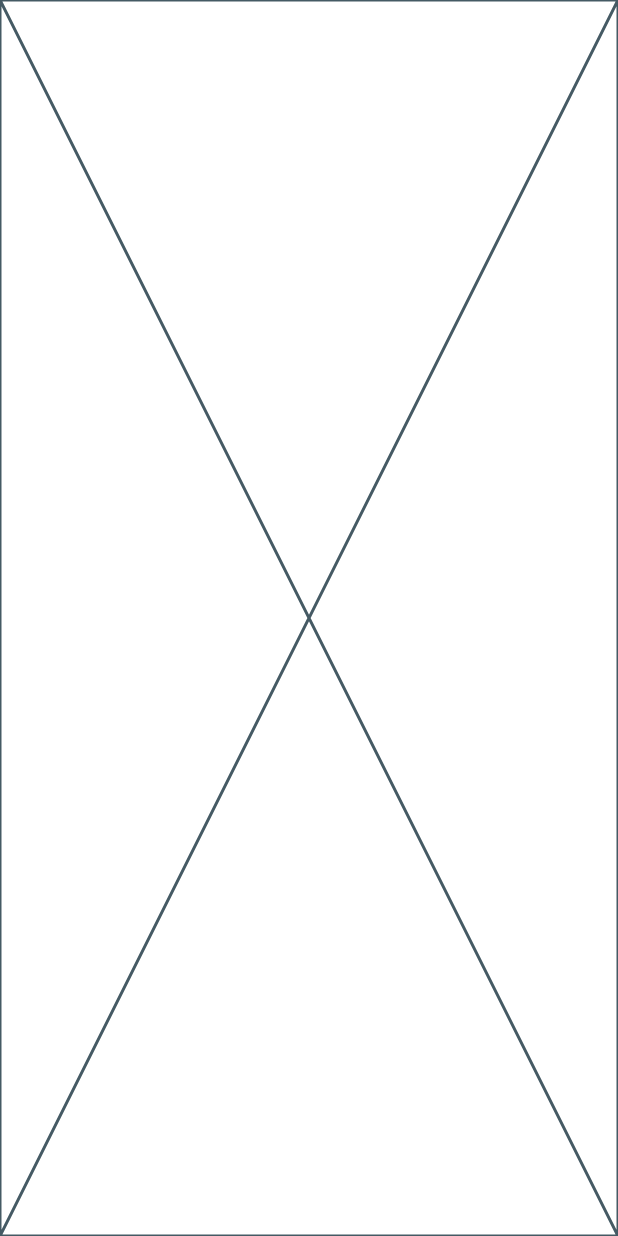
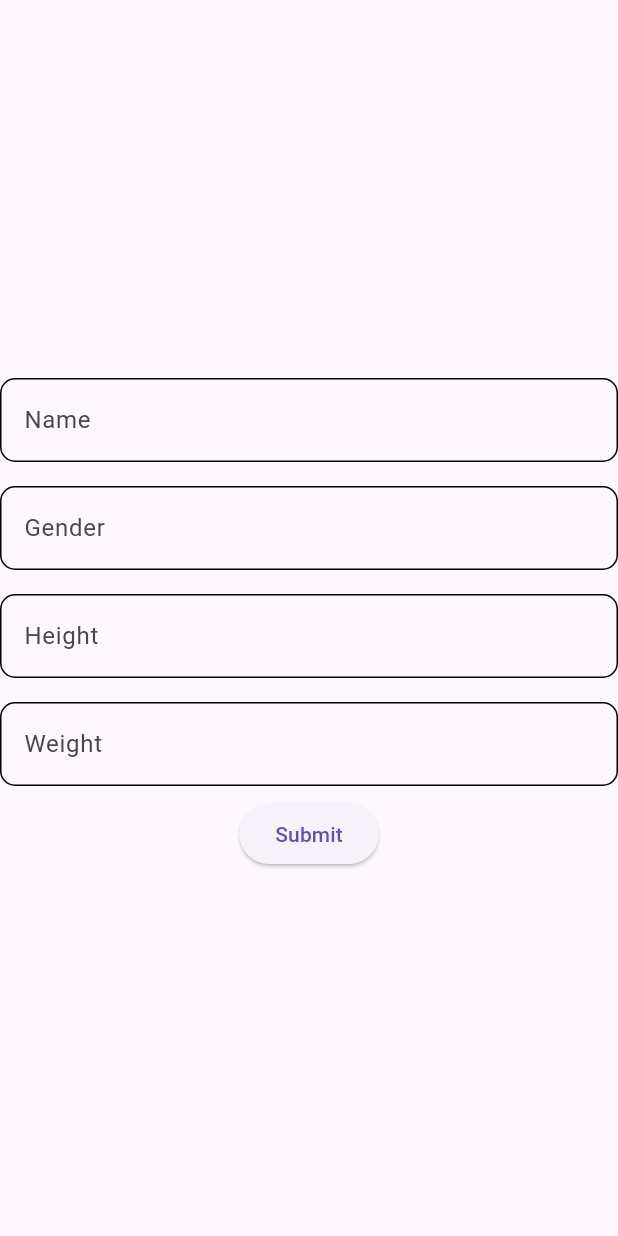
Before and after one commit to priyanshusinghz/bmi_app_assignment, a Flutter app: the screen it shows after launch, on a phone screen of 412 x 824 dp. Run offline on Flutter 3.47's test engine with Material 3 defaults, Android fonts, the light colour scheme and no system bars.

Commit message:
eveing commit

```diff
--- /dev/null
+++ b/lib/controllers/controllers.dart
@@ -0,0 +1,15 @@
+import 'package:flutter/material.dart';
+
+class InputControllers {
+  late TextEditingController nameController;
+  late TextEditingController genderController;
+  late TextEditingController heightController;
+  late TextEditingController weightController;
+
+  InputControllers() {
+    nameController = TextEditingController();
+    genderController = TextEditingController();
+    heightController = TextEditingController();
+    weightController = TextEditingController();
+  }
+}
--- /dev/null
+++ b/lib/data/user.dart
@@ -0,0 +1,17 @@
+import 'package:flutter/material.dart';
+
+class User {
+  final String name;
+  final String gender;
+  final double height;
+  final double weight;
+  final DateTime date;
+
+  User({
+    required this.name,
+    required this.gender,
+    required this.height,
+    required this.weight,
+    required this.date,
+  });
+}
--- a/lib/homepage/input_page.dart
+++ b/lib/homepage/input_page.dart
@@ -1,11 +1,69 @@
+import 'package:flutter/material.dart';
+import 'package:zignuts_assignment/controllers/controllers.dart';
+import 'package:zignuts_assignment/data/user.dart';
+import 'package:zignuts_assignment/homepage/utils.dart';
 
-import 'package:flutter/material.dart';
 
-class InputPage extends StatelessWidget {
-  const InputPage({super.key});
+class InputPage extends StatefulWidget {
+  const InputPage({Key? key}) : super(key: key);
+
+  @override
+  _InputPageState createState() => _InputPageState();
+}
+
+class _InputPageState extends State<InputPage> {
+  late InputControllers inputControllers;
+
+  @override
+  void initState() {
+    super.initState();
+    inputControllers = InputControllers();
+  }
 
   @override
   Widget build(BuildContext context) {
-    return const Placeholder();
+    return Scaffold(
+      body: Column(
+        mainAxisAlignment: MainAxisAlignment.center,
+        crossAxisAlignment: CrossAxisAlignment.center,
+        children: [
+          CustomTextField(
+            name: 'Name',
+            controller: inputControllers.nameController,
+          ),
+          CustomTextField(
+            name: 'Gender',
+            controller: inputControllers.genderController,
+          ),
+          CustomTextField(
+            name: 'Height',
+            controller: inputControllers.heightController,
+          ),
+          CustomTextField(
+            name: 'Weight',
+            controller: inputControllers.weightController,
+          ),
+          ElevatedButton(
+            onPressed: () {
+              String name = inputControllers.nameController.text;
+              String gender = inputControllers.genderController.text;
+              double height = double.parse(inputControllers.heightController.text);
+              double weight = double.parse(inputControllers.weightController.text);
+
+              User user = User(
+                name: name,
+                gender: gender,
+                height: height,
+                weight: weight,
+                date: DateTime.now(),
+              );
+
+              Navigator.pushNamed(context, '/home', arguments: user);
+            },
+            child: Text('Submit'),
+          ),
+        ],
+      ),
+    );
   }
 }
--- /dev/null
+++ b/lib/homepage/utils.dart
@@ -0,0 +1,30 @@
+import 'package:flutter/material.dart';
+
+class CustomTextField extends StatelessWidget {
+  final String name;
+  final TextEditingController controller;
+
+  CustomTextField({required this.name, required this.controller});
+
+  @override
+  Widget build(BuildContext context) {
+    return Container(
+      padding: const EdgeInsets.symmetric(vertical: 8.0),
+      child: TextField(
+        controller: controller,
+        decoration: InputDecoration(
+          labelText: name,
+          enabledBorder: OutlineInputBorder(
+            borderRadius: BorderRadius.circular(10.0),
+          ),
+          focusedBorder: OutlineInputBorder(
+            borderSide: const BorderSide(
+              color: Colors.blue,
+            ),
+            borderRadius: BorderRadius.circular(10.0),
+          ),
+        ),
+      ),
+    );
+  }
+}
--- a/lib/main.dart
+++ b/lib/main.dart
@@ -1,4 +1,8 @@
 import 'package:flutter/material.dart';
+import 'package:zignuts_assignment/data/user.dart';
+import 'package:zignuts_assignment/homepage/history.dart';
+import 'package:zignuts_assignment/homepage/home_screen.dart';
+import 'package:zignuts_assignment/homepage/input_page.dart';
 import 'package:zignuts_assignment/splash_screen.dart';
 
 void main() {
@@ -13,7 +17,21 @@ class MyApp extends StatelessWidget {
   Widget build(BuildContext context) {
     return MaterialApp(
       title: 'Flutter Demo',
-      home: SplashScreen(),
+      initialRoute: '/',
+      routes: {
+
+    '/': (context) => const SplashScreen(),
+    '/input': (context) =>  InputPage(),
+    '/history': (context) =>  History(),
+    '/home': (context) =>   HomeScreen(user: User(
+      name: 'Priyanshu Singh',
+      gender: 'Male',
+      height: 175,
+      weight: 70,
+      date: DateTime.now(),
+    )),
+  },
+
 
     );
   }
--- a/pubspec.yaml
+++ b/pubspec.yaml
@@ -59,8 +59,10 @@ flutter:
   uses-material-design: true
 
   # To add assets to your application, add an assets section, like this:
+
   assets:
-    - images/logo.jpg
+    - assets/images/logo.jpg
+
   #   - images/a_dot_ham.jpeg
 
   # An image asset can refer to one or more resolution-specific "variants", see
```
Also changed, not shown: lib/homepage/history.dart (added, +42 -0 lines), lib/homepage/home_screen.dart (+39 -2 lines), lib/splash_screen.dart (+11 -18 lines).
